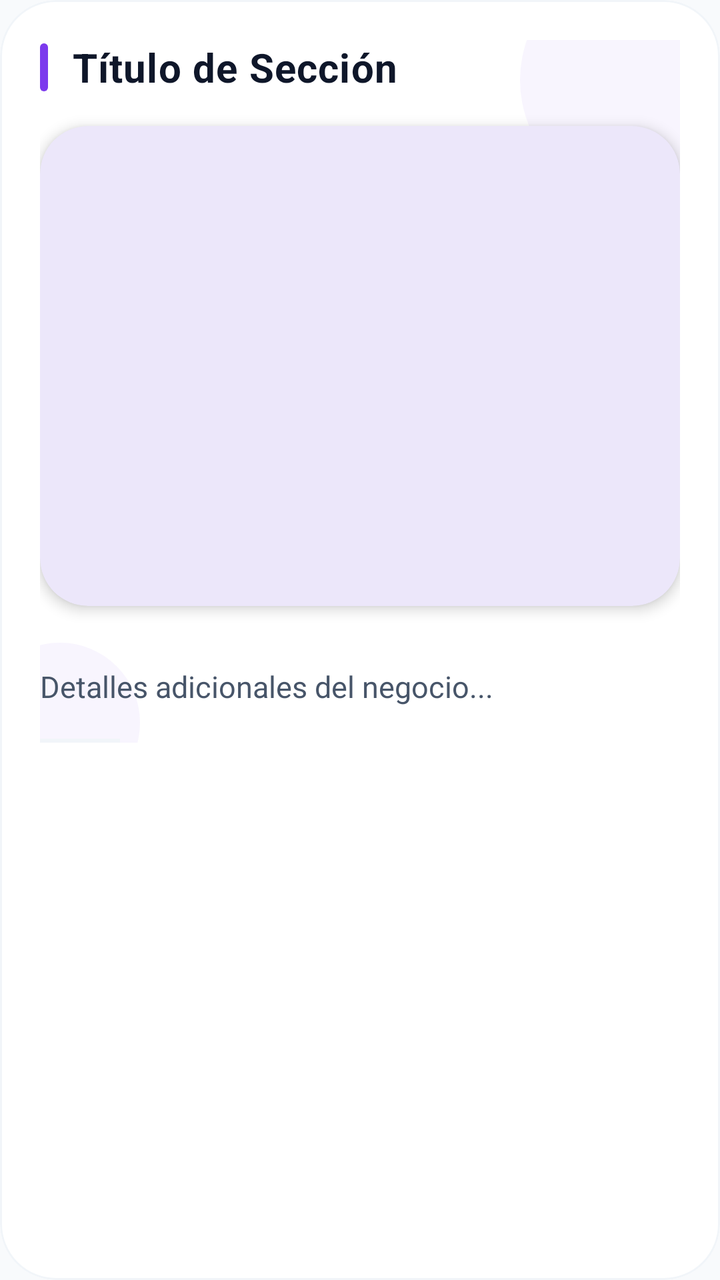
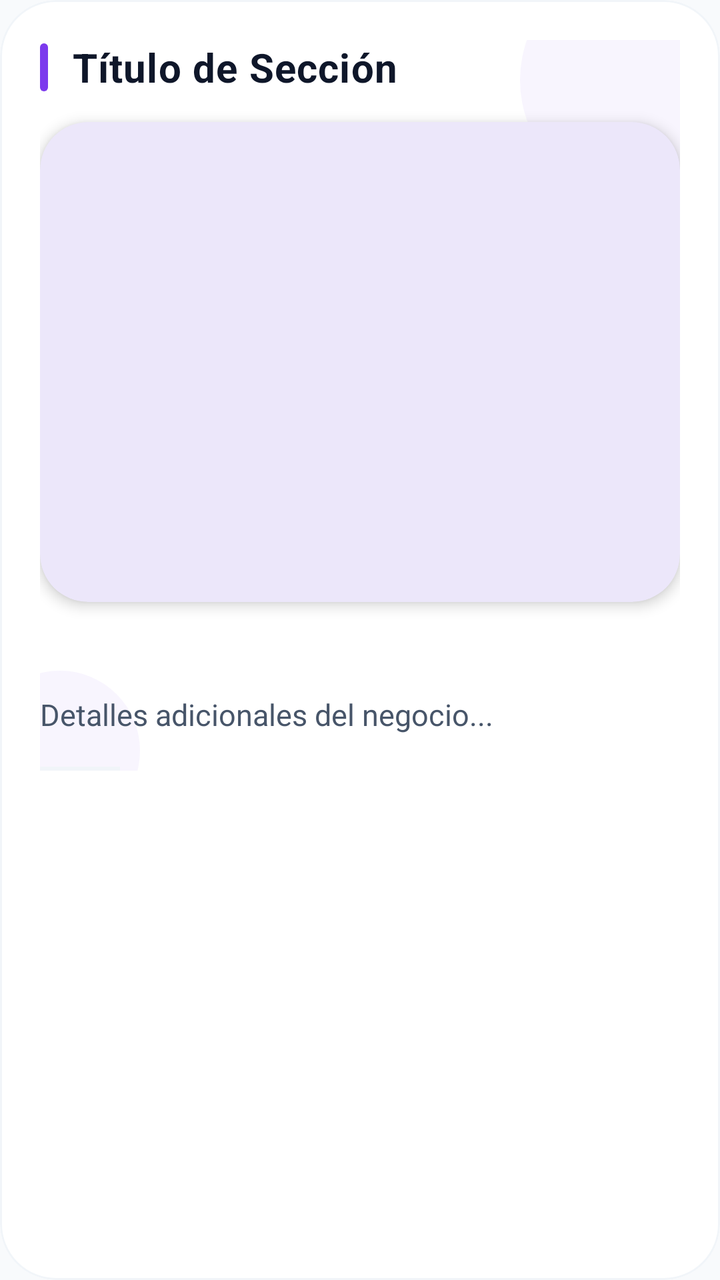

Compare the two renders of this Android layout. The source of the first and the diff that turns it into the second are given below.
<!-- AndroidManifest.xml: application theme Theme.Gomezmart -->
<!-- res/layout/item_store_extra_section.xml -->
<?xml version="1.0" encoding="utf-8"?>
<com.google.android.material.card.MaterialCardView xmlns:android="http://schemas.android.com/apk/res/android"
    xmlns:app="http://schemas.android.com/apk/res-auto"
    android:layout_width="match_parent"
    android:layout_height="wrap_content"
    android:layout_marginBottom="28dp"
    app:cardCornerRadius="28dp"
    app:cardElevation="0dp"
    app:cardBackgroundColor="@color/white"
    app:strokeWidth="1dp"
    app:strokeColor="@color/slate_100">

    <androidx.constraintlayout.widget.ConstraintLayout
        android:layout_width="match_parent"
        android:layout_height="wrap_content"
        android:padding="20dp">

        
        <View
            android:id="@+id/viewDecor1"
            android:layout_width="120dp"
            android:layout_height="120dp"
            android:background="@drawable/bg_deco_circle"
            app:layout_constraintEnd_toEndOf="parent"
            app:layout_constraintTop_toTopOf="parent"
            android:translationX="40dp"
            android:translationY="-40dp" />

        <View
            android:id="@+id/viewDecor2"
            android:layout_width="80dp"
            android:layout_height="80dp"
            android:background="@drawable/bg_deco_circle"
            app:layout_constraintBottom_toBottomOf="parent"
            app:layout_constraintStart_toStartOf="parent"
            android:translationX="-30dp"
            android:translationY="30dp" />

        <View
            android:id="@+id/viewAccent"
            android:layout_width="4dp"
            android:layout_height="24dp"
            android:background="@drawable/bg_accent_line"
            app:layout_constraintStart_toStartOf="parent"
            app:layout_constraintTop_toTopOf="@id/tvSectionTitle"
            app:layout_constraintBottom_toBottomOf="@id/tvSectionTitle" />

        <TextView
            android:id="@+id/tvSectionTitle"
            android:layout_width="0dp"
            android:layout_height="wrap_content"
            android:layout_marginStart="12dp"
            android:text="Título de Sección"
            android:textColor="@color/slate_900"
            android:textSize="20sp"
            android:textStyle="bold"
            android:letterSpacing="0.02"
            app:layout_constraintEnd_toEndOf="parent"
            app:layout_constraintStart_toEndOf="@id/viewAccent"
            app:layout_constraintTop_toTopOf="parent" />

        
        <com.google.android.material.card.MaterialCardView
            android:id="@+id/cardSectionCarousel"
            android:layout_width="match_parent"
            android:layout_height="240dp"
            android:layout_marginTop="16dp"
            app:cardCornerRadius="24dp"
            app:cardElevation="4dp"
            app:strokeWidth="0dp"
            app:layout_constraintTop_toBottomOf="@id/tvSectionTitle">
            <androidx.viewpager2.widget.ViewPager2
                android:id="@+id/vpSectionImages"
                android:layout_width="match_parent"
                android:layout_height="match_parent" />
        </com.google.android.material.card.MaterialCardView>

        
        <com.google.android.material.tabs.TabLayout
            android:id="@+id/tlPagerIndicator"
            android:layout_width="wrap_content"
            android:layout_height="10dp"
            android:layout_gravity="bottom|center_horizontal"
            app:tabBackground="@drawable/bg_dot_selector"
            app:tabIndicatorHeight="0dp"
            app:layout_constraintTop_toBottomOf="@id/cardSectionCarousel"
            app:layout_constraintStart_toStartOf="parent"
            app:layout_constraintEnd_toEndOf="parent"
            android:layout_marginTop="8dp" />

        <TextView
            android:id="@+id/tvSectionContent"
            android:layout_width="match_parent"
            android:layout_height="wrap_content"
            android:layout_marginTop="12dp"
            android:text="Detalles adicionales del negocio..."
            android:textColor="@color/slate_600"
            android:textSize="15sp"
            android:lineSpacingExtra="5dp"
            app:layout_constraintTop_toBottomOf="@id/tlPagerIndicator" />

        
        <View
            android:layout_width="40dp"
            android:layout_height="2dp"
            android:layout_marginTop="16dp"
            android:background="@color/slate_100"
            app:layout_constraintStart_toStartOf="parent"
            app:layout_constraintTop_toBottomOf="@id/tvSectionContent" />

    </androidx.constraintlayout.widget.ConstraintLayout>
</com.google.android.material.card.MaterialCardView>
<!-- resources referenced by this layout -->
<resources>
  <color name="slate_100">#F1F5F9</color>
  <color name="slate_600">#475569</color>
  <color name="slate_900">#0F172A</color>
  <color name="white">#FFFFFFFF</color>
  <!-- drawable bg_accent_line (drawable) -->
  <?xml version="1.0" encoding="utf-8"?>
  <shape xmlns:android="http://schemas.android.com/apk/res/android">
      <solid android:color="@color/purple_600" />
      <corners android:radius="2dp" />
  </shape>
  <!-- drawable bg_deco_circle (drawable) -->
  <?xml version="1.0" encoding="utf-8"?>
  <shape xmlns:android="http://schemas.android.com/apk/res/android"
      android:shape="oval">
      <solid android:color="#0D7C3AED" /> 
  </shape>
  <!-- drawable bg_dot_selector (drawable) -->
  <?xml version="1.0" encoding="utf-8"?>
  <selector xmlns:android="http://schemas.android.com/apk/res/android">
      <item android:drawable="@drawable/dot_active" android:state_selected="true" />
      <item android:drawable="@drawable/dot_inactive" />
  </selector>
  <style name="Theme.Gomezmart" parent="Base.Theme.Gomezmart" />
  <color name="purple_600">#7C3AED</color>
  <!-- drawable dot_active (drawable) -->
  <?xml version="1.0" encoding="utf-8"?>
  <shape xmlns:android="http://schemas.android.com/apk/res/android"
      android:shape="oval">
      <solid android:color="@color/purple_600" />
      <size android:width="8dp" android:height="8dp" />
  </shape>
  <!-- drawable dot_inactive (drawable) -->
  <?xml version="1.0" encoding="utf-8"?>
  <shape xmlns:android="http://schemas.android.com/apk/res/android"
      android:shape="oval">
      <solid android:color="@color/slate_200" />
      <size android:width="8dp" android:height="8dp" />
  </shape>
  <style name="Base.Theme.Gomezmart" parent="Theme.Material3.DayNight.NoActionBar">
          <item name="colorPrimary">@color/purple_600</item>
          <item name="colorOnPrimary">@color/white</item>
          <item name="colorSecondary">@color/indigo_500</item>
          <item name="colorSurface">@color/slate_50</item>
          <item name="colorOnSurface">@color/slate_900</item>
          <item name="colorOnSurfaceVariant">@color/slate_500</item>
          <item name="colorSurfaceContainer">@color/white</item>
          <item name="android:windowBackground">@color/slate_50</item>
      </style>
  <color name="slate_200">#E2E8F0</color>
  <color name="indigo_500">#6366F1</color>
  <color name="slate_50">#F8FAFC</color>
  <color name="slate_500">#64748B</color>
</resources>

<!-- the commit's change to res/layout/item_store_extra_section.xml (unified diff, before → after) -->
@@ -55,20 +55,100 @@
             android:textSize="20sp"
             android:textStyle="bold"
             android:letterSpacing="0.02"
+            app:layout_constraintStart_toEndOf="@id/viewAccent"
             app:layout_constraintEnd_toEndOf="parent"
-            app:layout_constraintStart_toEndOf="@id/viewAccent"
             app:layout_constraintTop_toTopOf="parent" />
+
+        
+        <LinearLayout
+            android:id="@+id/layoutSectionActions"
+            android:layout_width="wrap_content"
+            android:layout_height="wrap_content"
+            android:layout_marginTop="8dp"
+            android:orientation="horizontal"
+            android:gravity="center_vertical"
+            android:visibility="gone"
+            app:layout_constraintEnd_toEndOf="parent"
+            app:layout_constraintTop_toBottomOf="@id/tvSectionTitle">
+
+            <com.google.android.material.button.MaterialButton
+                android:id="@+id/btnManageSectionImages"
+                style="@style/Widget.Material3.Button.TonalButton"
+                android:layout_width="wrap_content"
+                android:layout_height="32dp"
+                android:paddingHorizontal="8dp"
+                android:text="🖼️ Fotos"
+                android:textColor="@color/purple_700"
+                android:textSize="11sp"
+                android:textStyle="bold"
+                app:backgroundTint="@color/purple_50"
+                app:cornerRadius="10dp" />
+
+            <com.google.android.material.button.MaterialButton
+                android:id="@+id/btnEditSection"
+                style="@style/Widget.Material3.Button.TonalButton"
+                android:layout_width="wrap_content"
+                android:layout_height="32dp"
+                android:layout_marginStart="4dp"
+                android:paddingHorizontal="8dp"
+                android:text="✏️ Editar"
+                android:textColor="@color/purple_700"
+                android:textSize="11sp"
+                android:textStyle="bold"
+                app:backgroundTint="@color/purple_50"
+                app:cornerRadius="10dp" />
+
+            <com.google.android.material.button.MaterialButton
+                android:id="@+id/btnMoveSectionUp"
+                style="@style/Widget.Material3.Button.TonalButton"
+                android:layout_width="32dp"
+                android:layout_height="32dp"
+                android:layout_marginStart="4dp"
+                android:insetLeft="0dp"
+                android:insetTop="0dp"
+                android:insetRight="0dp"
+                android:insetBottom="0dp"
+                android:padding="0dp"
+                android:text="⬆️"
+                android:textSize="11sp"
+                app:backgroundTint="@color/slate_100"
+                app:cornerRadius="10dp" />
+
+            <com.google.android.material.button.MaterialButton
+                android:id="@+id/btnMoveSectionDown"
+                style="@style/Widget.Material3.Button.TonalButton"
+                android:layout_width="32dp"
+                android:layout_height="32dp"
+                android:layout_marginStart="4dp"
+                android:insetLeft="0dp"
+                android:insetTop="0dp"
+                android:insetRight="0dp"
+                android:insetBottom="0dp"
+                android:padding="0dp"
+                android:text="⬇️"
+                android:textSize="11sp"
+                app:backgroundTint="@color/slate_100"
+                app:cornerRadius="10dp" />
+        </LinearLayout>
+
+        <androidx.constraintlayout.widget.Barrier
+            android:id="@+id/barrierSectionHeader"
+            android:layout_width="wrap_content"
+            android:layout_height="wrap_content"
+            app:barrierDirection="bottom"
+            app:constraint_referenced_ids="tvSectionTitle,layoutSectionActions" />
 
         
         <com.google.android.material.card.MaterialCardView
             android:id="@+id/cardSectionCarousel"
             android:layout_width="match_parent"
             android:layout_height="240dp"
-            android:layout_marginTop="16dp"
+            android:layout_marginTop="14dp"
             app:cardCornerRadius="24dp"
             app:cardElevation="4dp"
             app:strokeWidth="0dp"
-            app:layout_constraintTop_toBottomOf="@id/tvSectionTitle">
+            app:layout_constraintTop_toBottomOf="@id/barrierSectionHeader">
+
             <androidx.viewpager2.widget.ViewPager2
                 android:id="@+id/vpSectionImages"
                 android:layout_width="match_parent"
@@ -76,17 +156,16 @@
         </com.google.android.material.card.MaterialCardView>
 
         
-        <com.google.android.material.tabs.TabLayout
-            android:id="@+id/tlPagerIndicator"
+        <LinearLayout
+            android:id="@+id/layoutDotsIndicator"
             android:layout_width="wrap_content"
-            android:layout_height="10dp"
-            android:layout_gravity="bottom|center_horizontal"
-            app:tabBackground="@drawable/bg_dot_selector"
-            app:tabIndicatorHeight="0dp"
+            android:layout_height="24dp"
+            android:orientation="horizontal"
+            android:gravity="center"
             app:layout_constraintTop_toBottomOf="@id/cardSectionCarousel"
             app:layout_constraintStart_toStartOf="parent"
             app:layout_constraintEnd_toEndOf="parent"
-            android:layout_marginTop="8dp" />
+            android:layout_marginTop="10dp" />
 
         <TextView
             android:id="@+id/tvSectionContent"
@@ -97,7 +176,7 @@
             android:textColor="@color/slate_600"
             android:textSize="15sp"
             android:lineSpacingExtra="5dp"
-            app:layout_constraintTop_toBottomOf="@id/tlPagerIndicator" />
+            app:layout_constraintTop_toBottomOf="@id/layoutDotsIndicator" />
 
         
         <View
<!-- resource entries referenced after the edit -->
@@ -1,5 +1,7 @@
 <!-- resources referenced by this layout -->
 <resources>
+  <color name="purple_50">#F5F3FF</color>
+  <color name="purple_700">#6D28D9</color>
   <color name="slate_100">#F1F5F9</color>
   <color name="slate_600">#475569</color>
   <color name="slate_900">#0F172A</color>
@@ -16,28 +18,8 @@
       android:shape="oval">
       <solid android:color="#0D7C3AED" /> 
   </shape>
-  <!-- drawable bg_dot_selector (drawable) -->
-  <?xml version="1.0" encoding="utf-8"?>
-  <selector xmlns:android="http://schemas.android.com/apk/res/android">
-      <item android:drawable="@drawable/dot_active" android:state_selected="true" />
-      <item android:drawable="@drawable/dot_inactive" />
-  </selector>
   <style name="Theme.Gomezmart" parent="Base.Theme.Gomezmart" />
   <color name="purple_600">#7C3AED</color>
-  <!-- drawable dot_active (drawable) -->
-  <?xml version="1.0" encoding="utf-8"?>
-  <shape xmlns:android="http://schemas.android.com/apk/res/android"
-      android:shape="oval">
-      <solid android:color="@color/purple_600" />
-      <size android:width="8dp" android:height="8dp" />
-  </shape>
-  <!-- drawable dot_inactive (drawable) -->
-  <?xml version="1.0" encoding="utf-8"?>
-  <shape xmlns:android="http://schemas.android.com/apk/res/android"
-      android:shape="oval">
-      <solid android:color="@color/slate_200" />
-      <size android:width="8dp" android:height="8dp" />
-  </shape>
   <style name="Base.Theme.Gomezmart" parent="Theme.Material3.DayNight.NoActionBar">
           <item name="colorPrimary">@color/purple_600</item>
           <item name="colorOnPrimary">@color/white</item>
@@ -48,7 +30,6 @@
           <item name="colorSurfaceContainer">@color/white</item>
           <item name="android:windowBackground">@color/slate_50</item>
       </style>
-  <color name="slate_200">#E2E8F0</color>
   <color name="indigo_500">#6366F1</color>
   <color name="slate_50">#F8FAFC</color>
   <color name="slate_500">#64748B</color>
